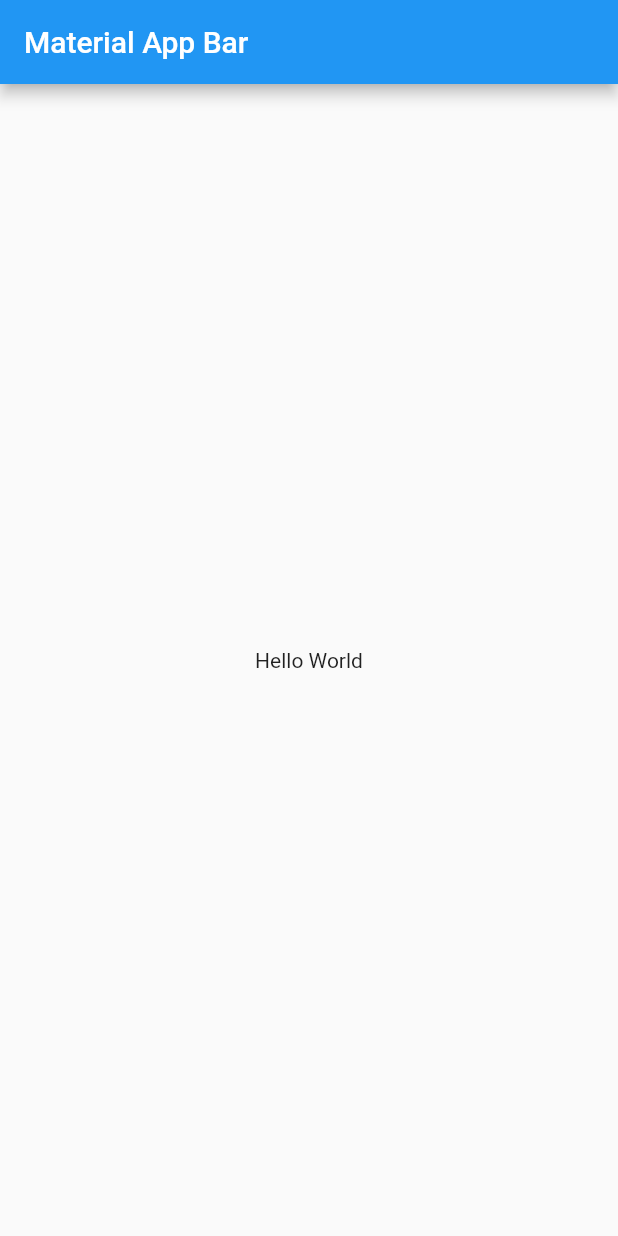
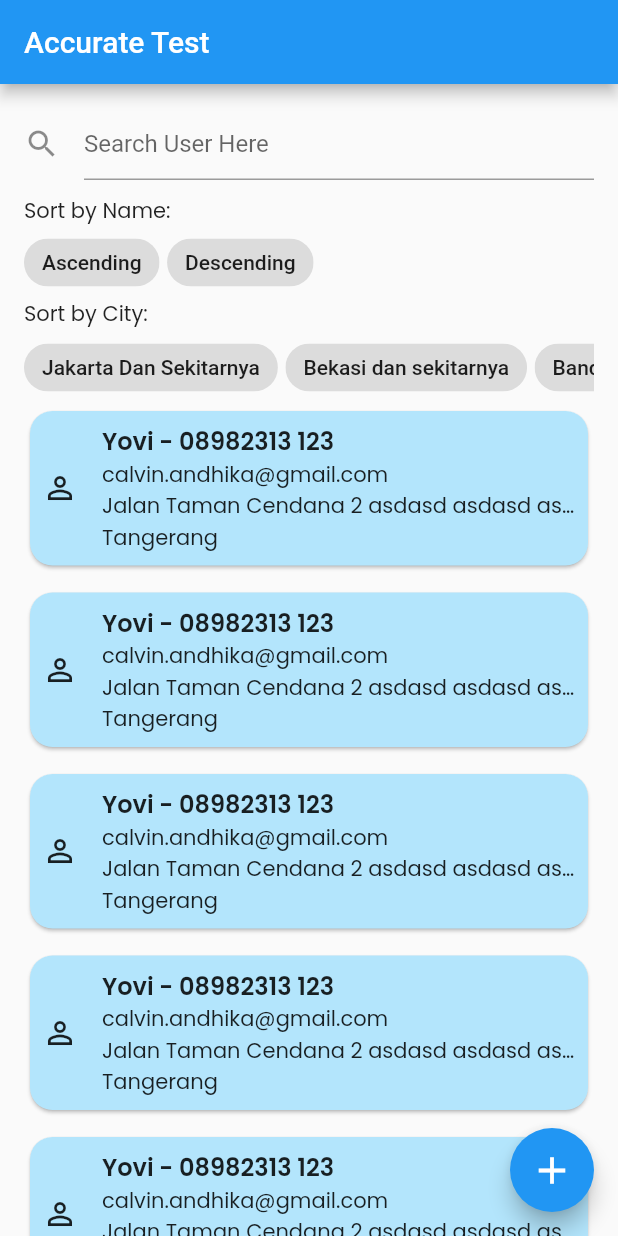
Before and after one commit to calvinandhika/accurate_test, a Flutter app: the screen it shows after launch, on a phone screen of 412 x 824 dp. Run offline on Flutter 3.47's test engine with Material 2 defaults, Android fonts, the phone set to English and light mode, and no system bars; our stand-ins replace get, google_fonts.

Commit message:
feat(ui): user interface and routing done
Finish user interface for homepage screen(including search and filter), add new user, and user detail screen. Routing done with GetX package.

```diff
--- /dev/null
+++ b/lib/constants/route.dart
@@ -0,0 +1,7 @@
+const homePageRoute = '/';
+const addNewUserRoute = '/addNewUser';
+const userRoute = '/user/';
+const userDetailRoute = '/user/:userId';
+String getUserDetailRoute({required int userId}) {
+  return userDetailRoute + userId.toString();
+}
--- /dev/null
+++ b/lib/constants/style.dart
@@ -0,0 +1,14 @@
+import 'package:flutter/material.dart';
+import 'package:google_fonts/google_fonts.dart';
+
+class MainStyle {
+  static TextStyle headerStyle = GoogleFonts.poppins(
+    fontSize: 16,
+    fontWeight: FontWeight.w600,
+  );
+
+  static TextStyle bodyStyle = GoogleFonts.poppins(
+    fontSize: 14,
+    fontWeight: FontWeight.w400,
+  );
+}
--- a/lib/main.dart
+++ b/lib/main.dart
@@ -1,24 +1,26 @@
+import 'package:accurate_test/constants/route.dart';
+import 'package:accurate_test/screens/add_user_screen.dart';
+import 'package:accurate_test/screens/detail_user_screen.dart';
+import 'package:accurate_test/screens/home_screen.dart';
 import 'package:flutter/material.dart';
+import 'package:get/get_connect.dart';
+import 'package:get/route_manager.dart';
 
-void main() => runApp(MyApp());
-
-class MyApp extends StatelessWidget {
-  const MyApp({Key? key}) : super(key: key);
-
-  @override
-  Widget build(BuildContext context) {
-    return MaterialApp(
-      title: 'Material App',
-      home: Scaffold(
-        appBar: AppBar(
-          title: Text('Material App Bar'),
-        ),
-        body: Center(
-          child: Container(
-            child: Text('Hello World'),
+void main() => runApp(
+      GetMaterialApp(
+        initialRoute: homePageRoute,
+        getPages: [
+          GetPage(name: homePageRoute, page: () => const HomeScreen()),
+          GetPage(name: addNewUserRoute, page: () => const AddUserScreen()),
+          GetPage(
+            name: userDetailRoute,
+            page: () => const DetailUserScreen(),
           ),
+        ],
+        home: const MaterialApp(
+          title: 'Accurate Test',
+          debugShowCheckedModeBanner: false,
+          home: HomeScreen(),
         ),
       ),
     );
-  }
-}
--- /dev/null
+++ b/lib/screens/home_screen.dart
@@ -0,0 +1,140 @@
+import 'package:accurate_test/constants/route.dart';
+import 'package:accurate_test/constants/style.dart';
+import 'package:accurate_test/widgets/user_list_tile.dart';
+import 'package:flutter/material.dart';
+import 'package:get/get.dart';
+
+class HomeScreen extends StatefulWidget {
+  const HomeScreen({Key? key}) : super(key: key);
+
+  @override
+  State<HomeScreen> createState() => _HomeScreenState();
+}
+
+class _HomeScreenState extends State<HomeScreen> {
+  final formKey = GlobalKey<FormState>();
+
+  bool isSelected = false;
+
+  @override
+  Widget build(BuildContext context) {
+    return Scaffold(
+      appBar: AppBar(
+        title: const Text('Accurate Test'),
+      ),
+      floatingActionButton: FloatingActionButton(
+        onPressed: () {
+          Get.toNamed(addNewUserRoute);
+        },
+        child: const Icon(
+          Icons.add,
+          size: 30,
+        ),
+      ),
+      body: Padding(
+        padding: const EdgeInsets.fromLTRB(16, 16, 16, 0),
+        child: Form(
+          key: formKey,
+          child: ListView(
+            primary: false,
+            children: [
+              TextFormField(
+                decoration: const InputDecoration(
+                  hintText: 'Search User Here',
+                  icon: Icon(
+                    Icons.search,
+                  ),
+                ),
+                onFieldSubmitted: (value) {
+                  print(value);
+                },
+              ),
+              const SizedBox(
+                height: 10,
+              ),
+              Text(
+                'Sort by Name: ',
+                style: MainStyle.bodyStyle,
+              ),
+              Wrap(
+                children: [
+                  ChoiceChip(
+                    selected: isSelected,
+                    onSelected: (value) {
+                      setState(() {
+                        isSelected = !isSelected;
+                      });
+                    },
+                    label: const Text('Ascending'),
+                  ),
+                  const SizedBox(width: 5),
+                  ChoiceChip(
+                    selected: isSelected,
+                    onSelected: (value) {
+                      setState(() {
+                        isSelected = !isSelected;
+                      });
+                    },
+                    label: const Text('Descending'),
+                  ),
+                ],
+              ),
+              Text(
+                'Sort by City: ',
+                style: MainStyle.bodyStyle,
+              ),
+              SizedBox(
+                height: 50,
+                child: ListView(
+                  scrollDirection: Axis.horizontal,
+                  children: [
+                    FilterChip(
+                      selected: isSelected,
+                      onSelected: (value) {
+                        setState(() {
+                          isSelected = !isSelected;
+                        });
+                      },
+                      label: const Text('Jakarta Dan Sekitarnya'),
+                    ),
+                    const SizedBox(width: 5),
+                    FilterChip(
+                      selected: isSelected,
+                      onSelected: (value) {
+                        setState(() {
+                          isSelected = !isSelected;
+                        });
+                      },
+                      label: const Text('Bekasi dan sekitarnya'),
+                    ),
+                    const SizedBox(width: 5),
+                    FilterChip(
+                      selected: isSelected,
+                      onSelected: (value) {
+                        setState(() {
+                          isSelected = !isSelected;
+                        });
+                      },
+                      label: const Text('Bandung dan sekitarnya'),
+                    ),
+                  ],
+                ),
+              ),
+              ListView.separated(
+                shrinkWrap: true,
+                itemCount: 10,
+                physics: const ClampingScrollPhysics(),
+                separatorBuilder: (context, index) => const SizedBox(
+                  height: 10,
+                ),
+                itemBuilder: (context, index) {
+                  return const UserListTile();
+                },
+              ),
+            ],
+          ),
+        ),
+      ),
+    );
+  }
+}
--- /dev/null
+++ b/lib/widgets/user_list_tile.dart
@@ -0,0 +1,71 @@
+import 'package:accurate_test/constants/route.dart';
+import 'package:accurate_test/constants/style.dart';
+import 'package:flutter/material.dart';
+import 'package:get/get.dart';
+
+class UserListTile extends StatelessWidget {
+  const UserListTile({Key? key}) : super(key: key);
+
+  @override
+  Widget build(BuildContext context) {
+    final data = {
+      'nama': 'calvin',
+      'alamat': 'bekasi',
+    };
+    return GestureDetector(
+      onTap: () {
+        Get.toNamed(
+          '${userRoute}123123',
+          parameters: data,
+        );
+      },
+      child: Card(
+        shape: RoundedRectangleBorder(
+          borderRadius: BorderRadius.circular(15),
+        ),
+        color: Colors.lightBlue[100],
+        child: Container(
+          constraints: const BoxConstraints(
+            minHeight: 50,
+          ),
+          child: Row(children: [
+            const SizedBox(
+              width: 40,
+              child: Icon(
+                Icons.person_outline,
+              ),
+            ),
+            Expanded(
+              child: Padding(
+                padding: const EdgeInsets.all(8.0),
+                child: Column(
+                  crossAxisAlignment: CrossAxisAlignment.start,
+                  children: [
+                    Text(
+                      'Yovi - 08982313 123',
+                      style: MainStyle.headerStyle,
+                    ),
+                    Text(
+                      'calvin.andhika@gmail.com',
+                      overflow: TextOverflow.ellipsis,
+                      style: MainStyle.bodyStyle,
+                    ),
+                    Text(
+                      'Jalan Taman Cendana 2 asdasd asdasd asdasdasd aasda asda',
+                      overflow: TextOverflow.ellipsis,
+                      style: MainStyle.bodyStyle,
+                    ),
+                    Text(
+                      'Tangerang',
+                      style: MainStyle.bodyStyle,
+                    ),
+                  ],
+                ),
+              ),
+            ),
+          ]),
+        ),
+      ),
+    );
+  }
+}
--- a/pubspec.yaml
+++ b/pubspec.yaml
@@ -38,6 +38,8 @@ dependencies:
   bloc: ^8.1.0
   get: ^4.6.5
   dio: ^4.0.6
+  google_fonts: ^3.0.1
+  equatable: ^2.0.5
 
 dev_dependencies:
   flutter_test:
```
Also changed, not shown: lib/screens/add_user_screen.dart (added, +81 -0 lines), lib/screens/detail_user_screen.dart (added, +69 -0 lines), lib/widgets/custom_form_field.dart (added, +46 -0 lines), lib/models/city_model.dart (added), lib/models/user_model.dart (added), pubspec.lock, 11 other files.
